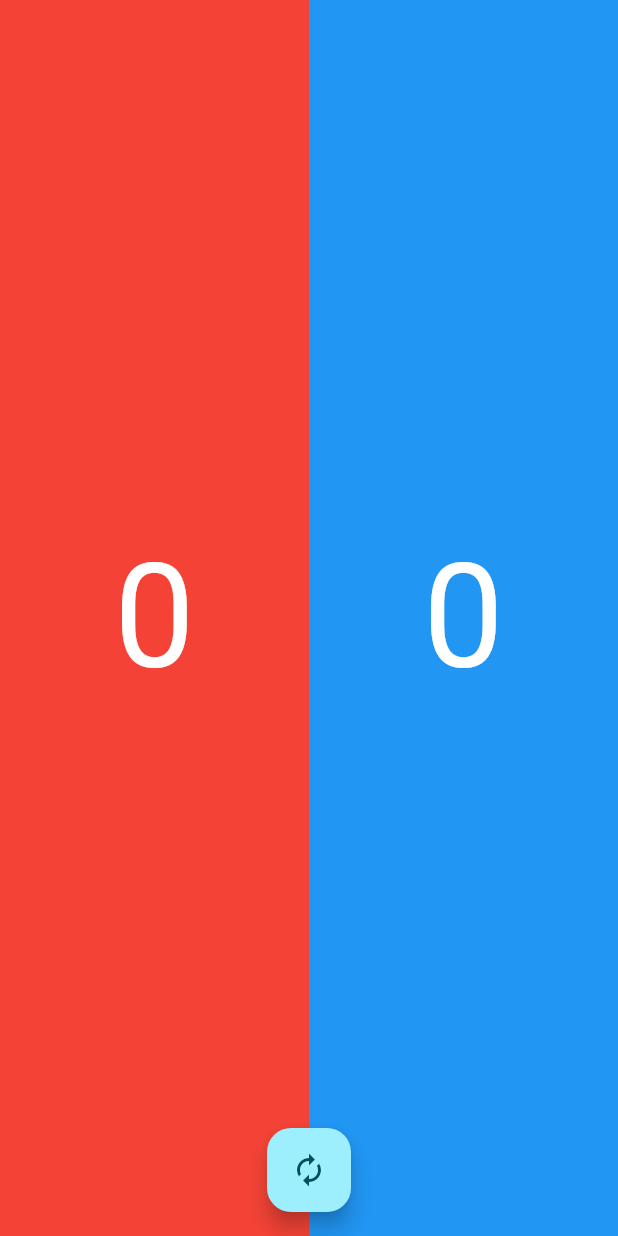
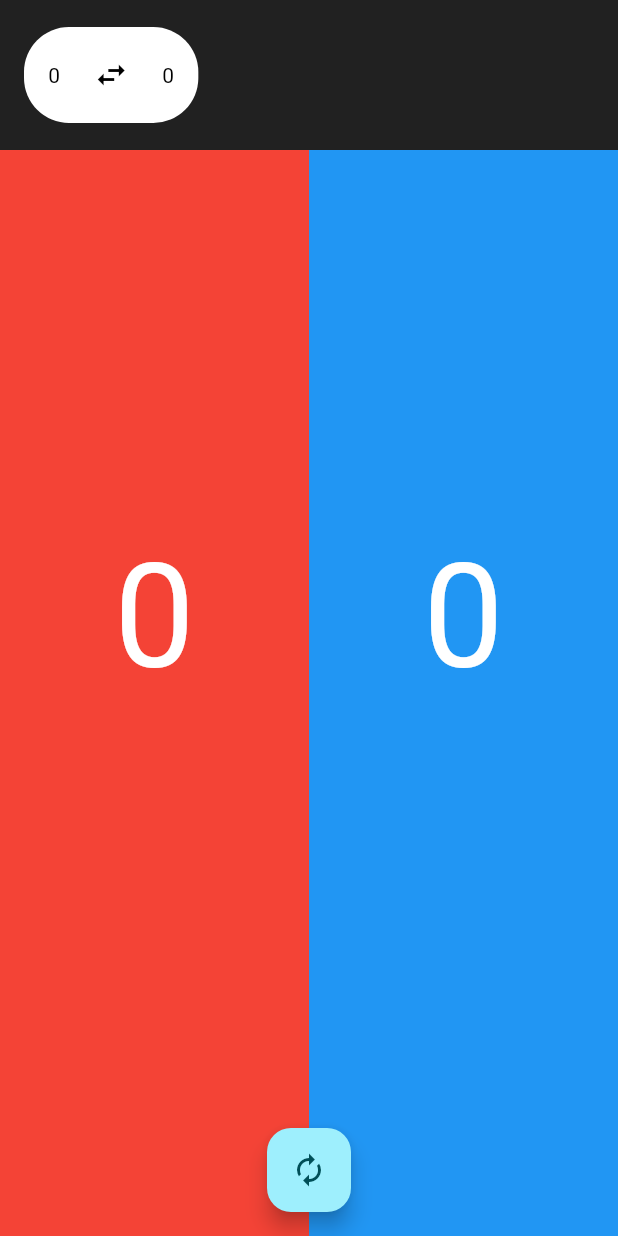
Before and after one commit to ThomasRooyakkers/KickerCounter, a Flutter app: the screen it shows after launch, on a phone screen of 412 x 824 dp. Run offline on Flutter 3.47's test engine with Material 2 defaults, Android fonts, the phone set to English and light mode, and no system bars; our stand-ins replace firebase_core; accounts and stored records are empty; generated files the repository leaves out were written again.

Commit message:
Added pill shape

```diff
--- a/lib/main.dart
+++ b/lib/main.dart
@@ -36,7 +36,9 @@
   @override
   Widget build(BuildContext context) {
     return AlertDialog(
-      title: const Center(child: Text("Winner!"),),
+      title: const Center(
+        child: Text("Winner!"),
+      ),
       content: Text('$winner is the winner!'),
       actions: [
         TextButton(
@@ -45,7 +47,7 @@
           },
           child: const Align(
             alignment: Alignment.center,
-            child: ( Text("Next Game")),
+            child: (Text("Next Game")),
           ),
         ),
       ],
@@ -92,7 +94,13 @@
     scoreRight = 0;
   }
 
-  void incrementscoreLeft() {
+  void switchScores() {
+    var temp = scoreLeft;
+    scoreLeft = scoreRight;
+    scoreRight = temp;
+  }
+
+  void incrementScoreLeft() {
     scoreLeft++;
   }
 
@@ -117,12 +125,17 @@
     var scoreState = context.watch<ScoreState>();
     const style = TextStyle(
         color: Colors.white, fontWeight: FontWeight.normal, fontSize: 96);
+
     return Scaffold(
-      body: Row(children: [
+      body: Stack(
+        children: [
+          // Row containing the GestureDetector widgets
+          Row(
+            children: [
               Expanded(
                 child: GestureDetector(
                   onTap: () {
-                  scoreState.incrementscoreLeft();
+                    scoreState.incrementScoreLeft();
                     scoreState.calculateScore(context);
                   },
                   onLongPress: () {
@@ -137,7 +150,9 @@
                         style: style,
                       ),
                     ),
-                ))),
+                  ),
+                ),
+              ),
               Expanded(
                 child: GestureDetector(
                   onTap: () {
@@ -157,14 +172,60 @@
                       ),
                     ),
                   ),
-        )),
-      ]),
+                ),
+              ),
+            ],
+          ),
+          // Pill-shaped container floating above the Row
+          Positioned(
+            top: 0,
+            left: 0,
+            right: 0,
+            child: Container(
+              height: 100,
+              padding: const EdgeInsets.symmetric(horizontal: 16),
+              color: Colors.grey[900],
+              child: Row(
+                mainAxisAlignment: MainAxisAlignment.spaceBetween,
+                children: [
+                  Container(
+                    decoration: BoxDecoration(
+                      color: Colors.white,
+                      borderRadius: BorderRadius.circular(30),
+                    ),
+                    padding:
+                        const EdgeInsets.symmetric(horizontal: 16, vertical: 8),
+                    child: Row(
+                      mainAxisSize: MainAxisSize.min,
+                      children: [
+                        Text('${scoreState.scoreLeft}',
+                            style: TextStyle(color: Colors.black)),
+                        SizedBox(width: 10,),
+                        IconButton(onPressed: () {
+                          scoreState.switchScores();
+                          scoreState.calculateScore(context);
+                        },
+                        icon: Icon(Icons.swap_horiz, color: Colors.black),
+                        ),
+                        SizedBox(width: 10,),
+                        Text('${scoreState.scoreRight}',
+                            style: TextStyle(color: Colors.black)),
+                      ],
+                    ),
+                  ),
+                ],
+              ),
+            ),
+          ),
+        ],
+      ),
       floatingActionButton: FloatingActionButton(
         onPressed: () {
           scoreState.resetScore();
           scoreState.calculateScore(context);
         },
-          child: const Icon(Icons.autorenew)),
+        child: const Icon(Icons.autorenew),
+      ),
       floatingActionButtonLocation: FloatingActionButtonLocation.centerFloat,
     );
   }
```
Lines whose indentation alone changed are shown as unchanged.
